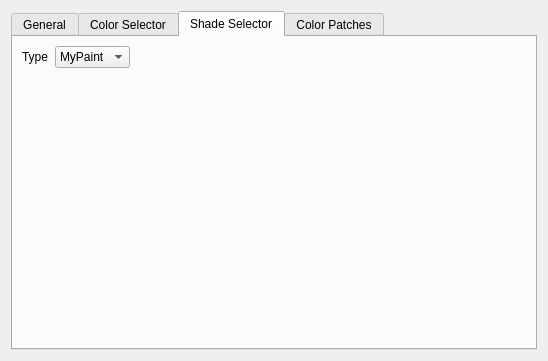
This is krita/plugins/extensions/dockers/colorselectorng/wdg_color_selector_settings.ui in KDE/krita as Qt 5 draws it before an edit. The edited form follows.
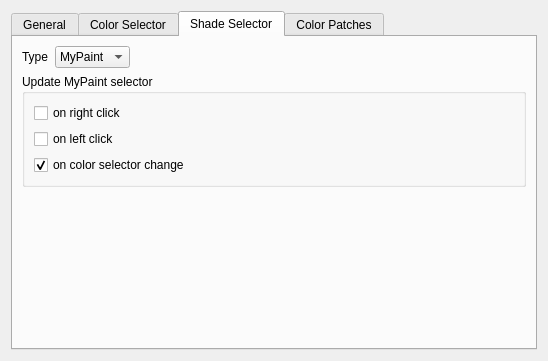
This is the edited form. The open tabs and pages were chosen to show the change. Custom widgets are drawn as their Qt base class.

Commit message: o the selectors now return a kocolor and a qcolor o the qcolor is used to synchronise colour and shade selector o fix blib display for wheel component, it doesn't move out of range,   if the selector is resized, anymore o fixed/created setColor(QColor) methods in all components o added new mypaint selector options to settings ui file (for when the   colour changes)

```diff
--- a/krita/plugins/extensions/dockers/colorselectorng/wdg_color_selector_settings.ui
+++ b/krita/plugins/extensions/dockers/colorselectorng/wdg_color_selector_settings.ui
@@ -255,7 +255,7 @@
       <attribute name="title">
        <string>Shade Selector</string>
       </attribute>
-      <layout class="QVBoxLayout" name="verticalLayout_6">
+      <layout class="QVBoxLayout" name="verticalLayout_11">
        <item>
         <layout class="QHBoxLayout" name="horizontalLayout_4">
          <item>
@@ -302,6 +302,39 @@
          </item>
         </layout>
        </item>
+       <item>
+        <widget class="QGroupBox" name="groupBox_6">
+         <property name="title">
+          <string>Update MyPaint selector</string>
+         </property>
+         <layout class="QVBoxLayout" name="verticalLayout_6">
+          <item>
+           <widget class="QCheckBox" name="checkBox">
+            <property name="text">
+             <string>on right click</string>
+            </property>
+           </widget>
+          </item>
+          <item>
+           <widget class="QCheckBox" name="checkBox_2">
+            <property name="text">
+             <string>on left click</string>
+            </property>
+           </widget>
+          </item>
+          <item>
+           <widget class="QCheckBox" name="checkBox_3">
+            <property name="text">
+             <string>on color selector change</string>
+            </property>
+            <property name="checked">
+             <bool>true</bool>
+            </property>
+           </widget>
+          </item>
+         </layout>
+        </widget>
+       </item>
        <item>
         <spacer name="verticalSpacer_3">
          <property name="orientation">
```
The commit also changes 12 other files.
